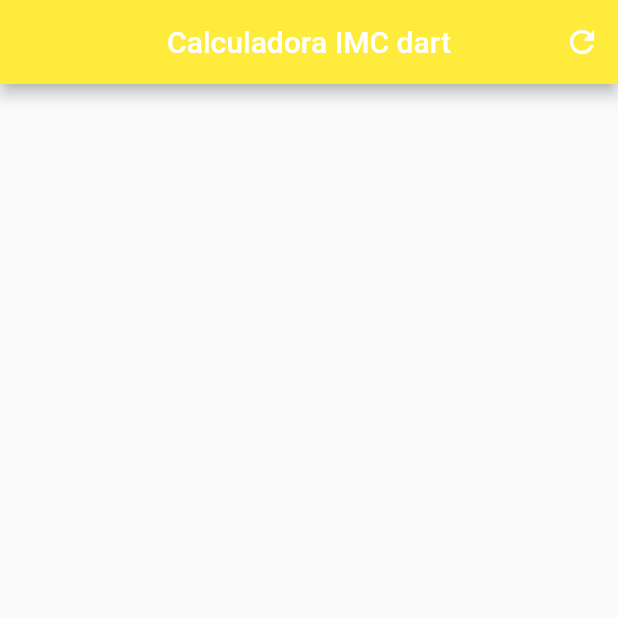
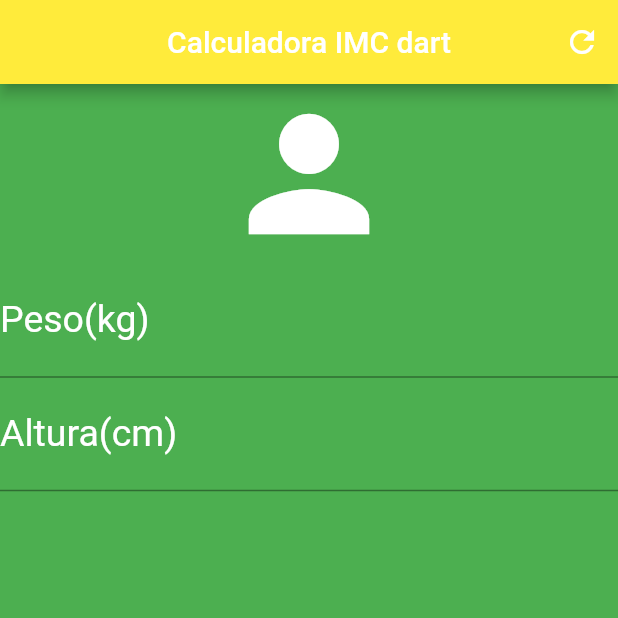
Before and after one commit to gcoutinho1/Calc_IMC_Flutter, a Flutter app: the screen it shows after launch, on a phone screen of 412 x 824 dp, the top half of it. Run offline on Flutter 3.47's test engine with Material 2 defaults, Android fonts, the phone set to English and light mode, and no system bars.

Commit message:
Textfield & Decoration

```diff
--- a/lib/main.dart
+++ b/lib/main.dart
@@ -25,6 +25,30 @@ class _HomeState extends State<Home> {
             onPressed: () {},
           )
         ],
-    ));
+      ),
+      backgroundColor: Colors.green,
+      body: Column(
+        crossAxisAlignment: CrossAxisAlignment.stretch,
+        children: <Widget>[
+          Icon(Icons.person, size: 120, color: Colors.white),
+          TextField(
+            keyboardType: TextInputType.number,
+            decoration: InputDecoration(
+                labelText: "Peso(kg)",
+                labelStyle: TextStyle(color: Colors.white)),
+            textAlign: TextAlign.center,
+            style: TextStyle(color: Colors.white, fontSize: 25.0),
+          ),
+          TextField(
+            keyboardType: TextInputType.number,
+            decoration: InputDecoration(
+                labelText: "Altura(cm)",
+                labelStyle: TextStyle(color: Colors.white)),
+            textAlign: TextAlign.center,
+            style: TextStyle(color: Colors.white, fontSize: 25.0),
+          ),
+        ],
+      ),
+    );
   }
 }
```
Lines whose indentation alone changed are shown as unchanged.
